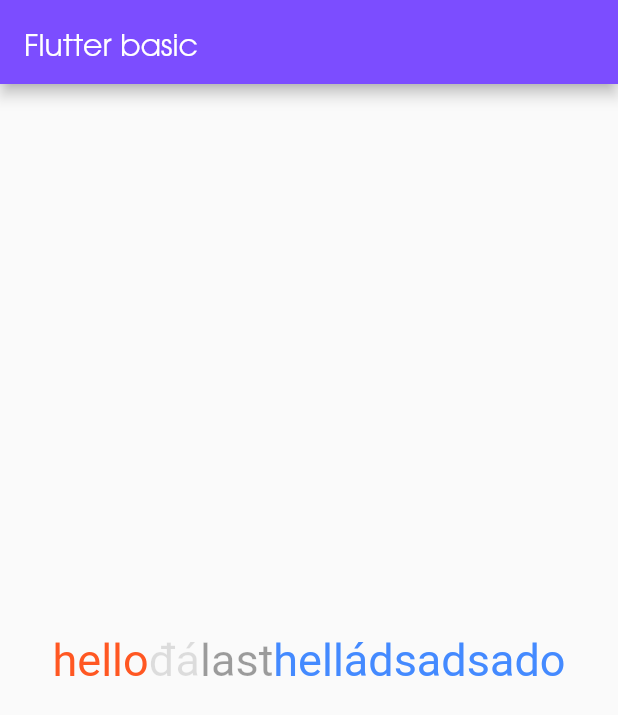
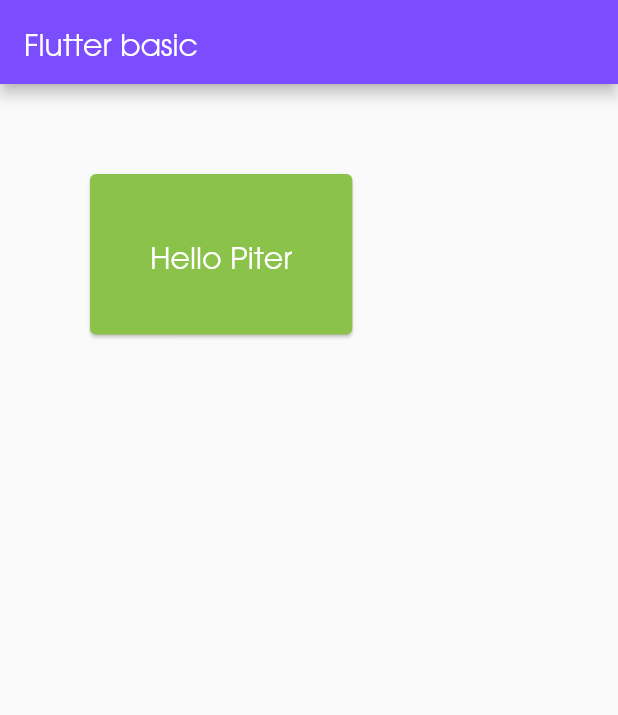
Before and after one commit to trunglemobiledev/flutterlearn, a Flutter app: the screen it shows after launch, on a phone screen of 412 x 824 dp. Shown: the top 715 px of the screen. Run offline on Flutter 3.47's test engine with Material 2 defaults, Android fonts, the phone set to English and light mode, and no system bars.

Commit message:
Padding and Margin

```diff
--- a/lib/main.dart
+++ b/lib/main.dart
@@ -29,21 +29,17 @@ class MyWidget extends StatelessWidget {
   Widget build(BuildContext context) {
     // hàm buil() bắc buộc phải có trong StatelessWidget
     // Là 1 hàm càn ghi đè lại
-    return Center(
-      child: RichText(
-          text: const TextSpan(children: <TextSpan>[
-        TextSpan(
-            text: "hello",
-            style: TextStyle(color: Colors.deepOrange, fontSize: 30)),
-        TextSpan(
-            text: "đá", style: TextStyle(color: Colors.black12, fontSize: 30)),
-        TextSpan(
-            text: "last",
-            style: TextStyle(color: Colors.black38, fontSize: 30)),
-        TextSpan(
-            text: "helládsadsado",
-            style: TextStyle(color: Colors.blueAccent, fontSize: 30)),
-      ])),
+    // Card :
+    return const Card(
+      color: Colors.lightGreen,
+      margin: EdgeInsets.all(60.0), // Margin là thuộc tính của class Card
+      child: Padding(
+        padding: EdgeInsets.symmetric(vertical: 40, horizontal: 40),
+        child: Text(
+          'Hello Piter',
+          style: TextStyle(fontSize: 20, color: Colors.white),
+        ),
+      ),
     );
   }
 }
```
